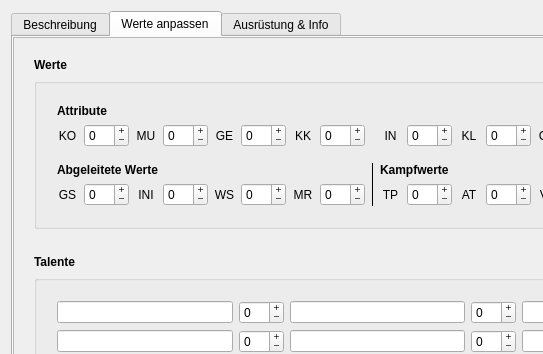
Above: src/Sephrasto/Plugins/Tierbegleiter/UI/TierbegleiterMain.ui from brzGatsu/Taverne before the change; both pictures show x 0 to 543 and y 0 to 354 of the 1023 by 745 pixel window. Below: the same form after it.
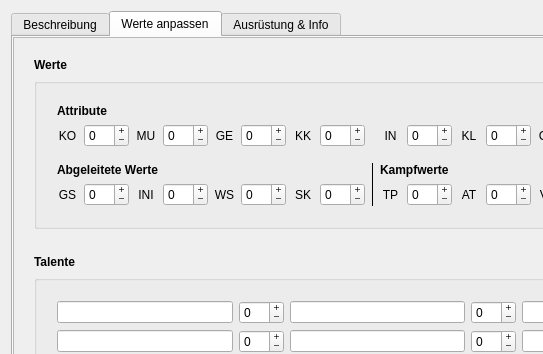
That is the form after the change. The open tabs and pages were chosen to show the change.

What changed in the file:
```diff
--- a/src/Sephrasto/Plugins/Tierbegleiter/UI/TierbegleiterMain.ui
+++ b/src/Sephrasto/Plugins/Tierbegleiter/UI/TierbegleiterMain.ui
@@ -428,8 +428,8 @@
             <rect>
              <x>0</x>
              <y>0</y>
-             <width>916</width>
-             <height>624</height>
+             <width>757</width>
+             <height>688</height>
             </rect>
            </property>
            <layout class="QGridLayout" name="gridLayout_3">
@@ -741,7 +741,7 @@
                <item row="4" column="6">
                 <widget class="QLabel" name="label_27">
                  <property name="text">
-                  <string>MR</string>
+                  <string>SK</string>
                  </property>
                  <property name="alignment">
                   <set>Qt::AlignmentFlag::AlignCenter</set>
```
Left out of the diff: 10 changed lines with no effect on the pictures.
